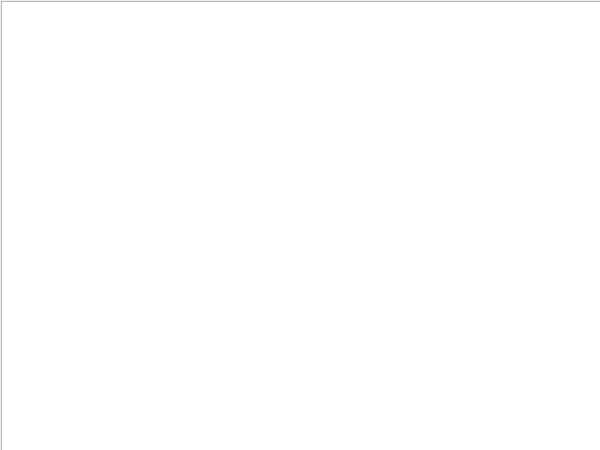
Qt form main.ui (sir-rois/yl_coffee_task) before a commit.
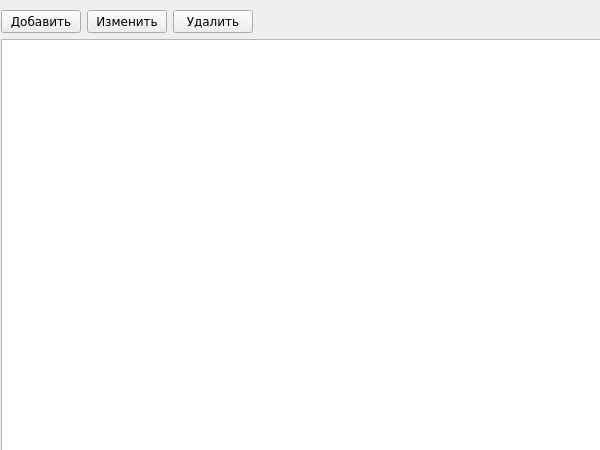
The same form after that commit.

The edit to the form file:
```diff
--- a/main.ui
+++ b/main.ui
@@ -22,6 +22,11 @@
     <height>450</height>
    </size>
   </property>
+  <property name="font">
+   <font>
+    <family>Verdana</family>
+   </font>
+  </property>
   <property name="windowTitle">
    <string>Эспрессо</string>
   </property>
@@ -32,15 +37,71 @@
      <verstretch>0</verstretch>
     </sizepolicy>
    </property>
-   <widget class="QTableWidget" name="tableWidget">
+   <widget class="QWidget" name="">
     <property name="geometry">
      <rect>
       <x>1</x>
-      <y>1</y>
-      <width>600</width>
-      <height>450</height>
+      <y>10</y>
+      <width>601</width>
+      <height>441</height>
      </rect>
     </property>
+    <layout class="QVBoxLayout" name="verticalLayout">
+     <item>
+      <layout class="QHBoxLayout" name="horizontalLayout">
+       <item>
+        <widget class="QPushButton" name="addButton">
+         <property name="text">
+          <string>Добавить</string>
+         </property>
+        </widget>
+       </item>
+       <item>
+        <widget class="QPushButton" name="editButton">
+         <property name="text">
+          <string>Изменить</string>
+         </property>
+        </widget>
+       </item>
+       <item>
+        <widget class="QPushButton" name="deleteButton">
+         <property name="text">
+          <string>Удалить</string>
+         </property>
+         <property name="shortcut">
+          <string>Ctrl+S</string>
+         </property>
+        </widget>
+       </item>
+       <item>
+        <spacer name="horizontalSpacer">
+         <property name="orientation">
+          <enum>Qt::Horizontal</enum>
+         </property>
+         <property name="sizeHint" stdset="0">
+          <size>
+           <width>40</width>
+           <height>20</height>
+          </size>
+         </property>
+        </spacer>
+       </item>
+      </layout>
+     </item>
+     <item>
+      <widget class="QTableWidget" name="tableWidget">
+       <property name="editTriggers">
+        <set>QAbstractItemView::EditKeyPressed</set>
+       </property>
+       <property name="selectionMode">
+        <enum>QAbstractItemView::SingleSelection</enum>
+       </property>
+       <property name="selectionBehavior">
+        <enum>QAbstractItemView::SelectRows</enum>
+       </property>
+      </widget>
+     </item>
+    </layout>
    </widget>
   </widget>
  </widget>
```
Left out of the diff: 2 changed lines with no effect on the pictures.
